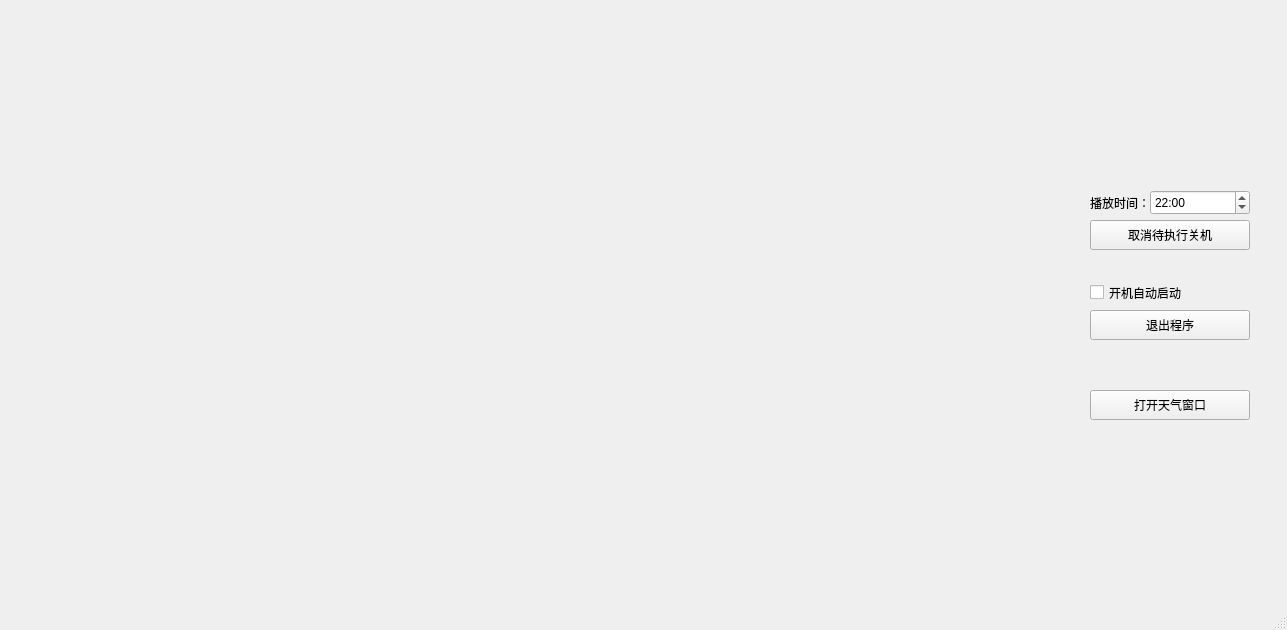
The window that aboutwindows/settings/settingswindow.ui (solusy233/ays2z-233) describes before a commit, drawn with Qt 5.
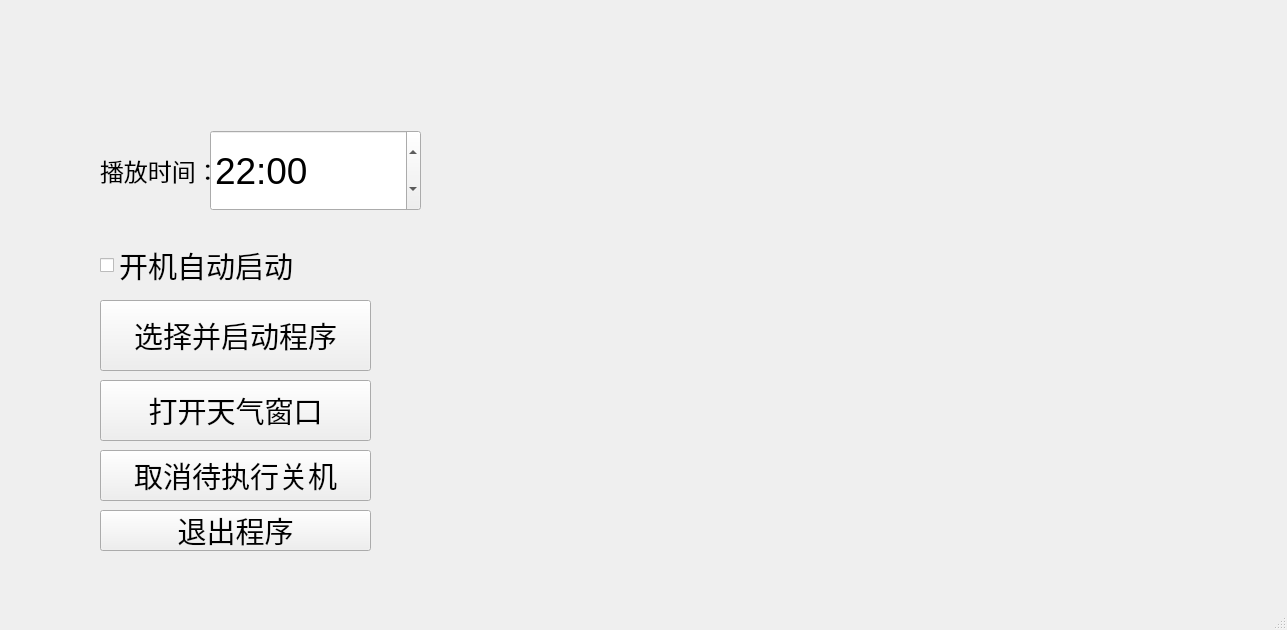
The same window after the commit.

Patch:
```diff
--- a/aboutwindows/settings/settingswindow.ui
+++ b/aboutwindows/settings/settingswindow.ui
@@ -16,12 +16,17 @@
   <widget class="QLabel" name="startTimeLabel">
    <property name="geometry">
     <rect>
-     <x>1090</x>
-     <y>190</y>
-     <width>100</width>
-     <height>25</height>
+     <x>100</x>
+     <y>150</y>
+     <width>111</width>
+     <height>41</height>
     </rect>
    </property>
+   <property name="font">
+    <font>
+     <pointsize>18</pointsize>
+    </font>
+   </property>
    <property name="text">
     <string>播放时间：</string>
    </property>
@@ -29,12 +34,17 @@
   <widget class="QTimeEdit" name="startTimeEdit">
    <property name="geometry">
     <rect>
-     <x>1150</x>
-     <y>190</y>
-     <width>100</width>
-     <height>25</height>
+     <x>210</x>
+     <y>130</y>
+     <width>211</width>
+     <height>81</height>
     </rect>
    </property>
+   <property name="font">
+    <font>
+     <pointsize>28</pointsize>
+    </font>
+   </property>
    <property name="displayFormat">
     <string>HH:mm</string>
    </property>
@@ -49,12 +59,17 @@
   <widget class="QPushButton" name="cancelShutdownButton">
    <property name="geometry">
     <rect>
-     <x>1090</x>
-     <y>220</y>
-     <width>160</width>
-     <height>30</height>
+     <x>100</x>
+     <y>450</y>
+     <width>271</width>
+     <height>51</height>
     </rect>
    </property>
+   <property name="font">
+    <font>
+     <pointsize>22</pointsize>
+    </font>
+   </property>
    <property name="text">
     <string>取消待执行关机</string>
    </property>
@@ -62,12 +77,17 @@
   <widget class="QCheckBox" name="autoStartCheckBox">
    <property name="geometry">
     <rect>
-     <x>1090</x>
-     <y>280</y>
-     <width>180</width>
-     <height>25</height>
+     <x>100</x>
+     <y>230</y>
+     <width>271</width>
+     <height>71</height>
     </rect>
    </property>
+   <property name="font">
+    <font>
+     <pointsize>22</pointsize>
+    </font>
+   </property>
    <property name="text">
     <string>开机自动启动</string>
    </property>
@@ -75,29 +95,57 @@
   <widget class="QPushButton" name="exitButton">
    <property name="geometry">
     <rect>
-     <x>1090</x>
-     <y>310</y>
-     <width>160</width>
-     <height>30</height>
+     <x>100</x>
+     <y>510</y>
+     <width>271</width>
+     <height>41</height>
     </rect>
    </property>
+   <property name="font">
+    <font>
+     <pointsize>22</pointsize>
+    </font>
+   </property>
    <property name="text">
     <string>退出程序</string>
    </property>
   </widget>
-   <widget class="QPushButton" name="openWeatherButton">
-    <property name="geometry">
-      <rect>
-       <x>1090</x>
-       <y>390</y>
-       <width>160</width>
-       <height>30</height>
-      </rect>
-    </property>
-    <property name="text">
-      <string>打开天气窗口</string>
-    </property>
-   </widget>
+  <widget class="QPushButton" name="openWeatherButton">
+   <property name="geometry">
+    <rect>
+     <x>100</x>
+     <y>380</y>
+     <width>271</width>
+     <height>61</height>
+    </rect>
+   </property>
+   <property name="font">
+    <font>
+     <pointsize>22</pointsize>
+    </font>
+   </property>
+   <property name="text">
+    <string>打开天气窗口</string>
+   </property>
+  </widget>
+  <widget class="QPushButton" name="selectExeButton">
+   <property name="geometry">
+    <rect>
+     <x>100</x>
+     <y>300</y>
+     <width>271</width>
+     <height>71</height>
+    </rect>
+   </property>
+   <property name="font">
+    <font>
+     <pointsize>22</pointsize>
+    </font>
+   </property>
+   <property name="text">
+    <string>选择并启动程序</string>
+   </property>
+  </widget>
   <widget class="QStatusBar" name="statusbar">
    <property name="geometry">
     <rect>
```
Left out of the diff: 2 changed lines with no effect on the pictures.
